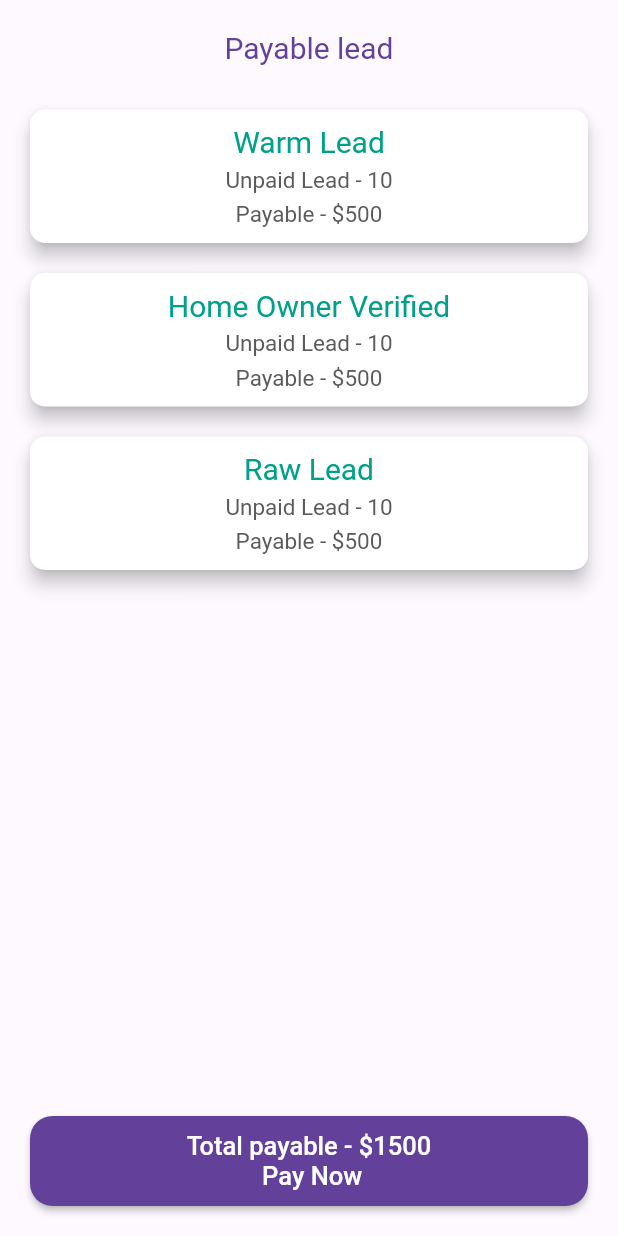
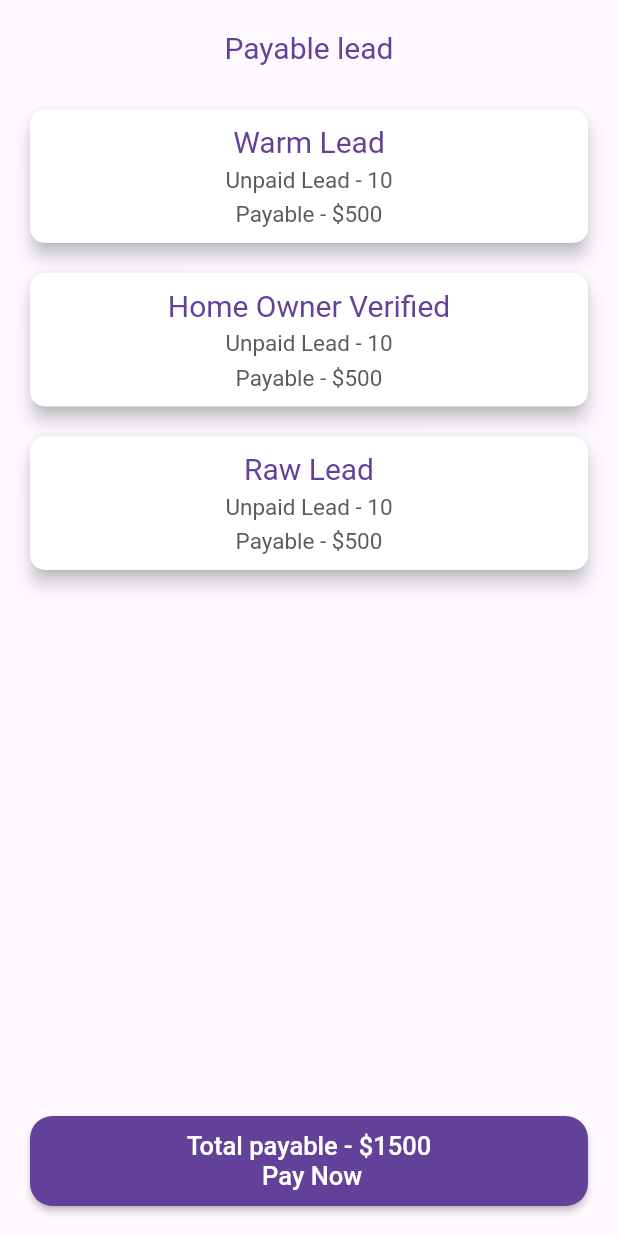
Before and after one commit to tryus-dev-6/skipNcall-v2, a Flutter app: the PayableLead screen opened directly, on a phone screen of 412 x 824 dp. Run offline on Flutter 3.47's test engine with Material 2 defaults, Android fonts, the light colour scheme and no system bars; our stand-ins replace flutter_svg, get, image_picker, loading_animation_widget, lottie, motion_toast and 3 more; missing offline and left inert: flutter_stripe, jovial_svg, swipe_refresh; accounts and stored records are empty.

Commit message:
1. Add Fund ui updated. 2. Color dart file added. 3. payable lead selected and unselected color added and finish the ui of payabel ui.

```diff
--- a/lib/Pages/PayableLead.dart
+++ b/lib/Pages/PayableLead.dart
@@ -1,6 +1,7 @@
 
 import 'package:flutter/material.dart';
 import 'package:flutter/services.dart';
+import 'package:skip_n_call/Util/ColorCodes.dart';
 import 'package:skip_n_call/Util/Tools.dart';
 
 
@@ -12,6 +13,22 @@ class PayableLead extends StatefulWidget {
 }
 
 class _PayableLeadState extends State<PayableLead> {
+
+  int warmLeadSelected = 0;
+  int hovLeadSelected = 0;
+  int rawLeadSelected = 0;
+
+  Color warmLeadColor = color0;
+  Color hovLeadColor = color0;
+  Color rawLeadColor = color0;
+
+  Color warmLeadTColor = color2;
+  Color hovLeadTColor = color2;
+  Color rawLeadTColor = color2;
+
+  Color warmLeadBgColor = Colors.white;
+  Color hovLeadBgColor = Colors.white;
+  Color rawLeadBgColor = Colors.white;
 
 
   @override
@@ -41,7 +58,12 @@ class _PayableLeadState extends State<PayableLead> {
                         child: Column(
                           crossAxisAlignment: CrossAxisAlignment.stretch,
                           children: [
-                            Card(
+                            GestureDetector(
+                              onTap: (){
+                                performSelection(1);
+                              },
+                              child: Card(
+                                color: warmLeadBgColor,
                                 shape: RoundedRectangleBorder(
                                   borderRadius: BorderRadius.circular(10.0),
                                 ),
@@ -51,34 +73,40 @@ class _PayableLeadState extends State<PayableLead> {
                                   margin: const EdgeInsets.all(10.0),
                                   child: Column(
                                     children: [
-                                    const Text(
+                                      Text(
                                         "Warm Lead",
                                         softWrap: true,
                                         overflow: TextOverflow.visible,
                                         style: TextStyle(
-                                          fontSize: 20, color: Color(0Xff00A18A)),
+                                            fontSize: 20, color: warmLeadColor),
                                       ),
                                       Container(
                                         margin: const EdgeInsets.only(top: 5),
-                                      child: const Text(
+                                        child: Text(
                                           "Unpaid Lead - 10",
                                           style: TextStyle(
-                                            fontSize: 15, color: Color(0Xff5A5A5A)),
+                                              fontSize: 15, color: warmLeadTColor),
                                         ),
                                       ),
                                       Container(
                                         margin: const EdgeInsets.only(top: 5),
-                                      child: const Text(
+                                        child: Text(
                                           "Payable - \$500",
                                           style: TextStyle(
-                                            fontSize: 15, color: Color(0Xff5A5A5A)),
+                                              fontSize: 15, color: warmLeadTColor),
                                         ),
                                       ),
                                     ],
                                   ),
                                 ),
                               ),
-                            Card(
+                            ),
+                            GestureDetector(
+                              onTap: (){
+                                performSelection(2);
+                              },
+                              child: Card(
+                                color: hovLeadBgColor,
                                 shape: RoundedRectangleBorder(
                                   borderRadius: BorderRadius.circular(10.0),
                                 ),
@@ -88,36 +116,42 @@ class _PayableLeadState extends State<PayableLead> {
                                   margin: const EdgeInsets.all(10.0),
                                   child: Column(
                                     children: [
-                                    const Text(
+                                      Text(
                                         "Home Owner Verified",
                                         softWrap: true,
                                         overflow: TextOverflow.visible,
                                         style: TextStyle(
-                                          fontSize: 20, color: Color(0Xff00A18A)),
+                                            fontSize: 20, color: hovLeadColor),
                                       ),
                                       Container(
                                         margin: const EdgeInsets.only(top: 5),
-                                      child: const Text(
+                                        child: Text(
                                           "Unpaid Lead - 10",
                                           style: TextStyle(
-                                            fontSize: 15, color: Color(0Xff5A5A5A)),
+                                              fontSize: 15, color: hovLeadTColor),
                                         ),
                                       ),
                                       Container(
                                         margin: const EdgeInsets.only(top: 5),
-                                      child: const Text(
+                                        child: Text(
                                           "Payable - \$500",
                                           style: TextStyle(
-                                            fontSize: 15, color: Color(0Xff5A5A5A)),
+                                              fontSize: 15, color: hovLeadTColor),
                                         ),
                                       ),
                                     ],
                                   ),
                                 ),
                               ),
-                            Padding(
+                            ),
+                            GestureDetector(
+                              onTap: (){
+                                performSelection(3);
+                              },
+                              child: Padding(
                                 padding: const EdgeInsets.only(bottom: 50),
                                 child: Card(
+                                  color: rawLeadBgColor,
                                   shape: RoundedRectangleBorder(
                                     borderRadius: BorderRadius.circular(10.0),
                                   ),
@@ -127,30 +161,31 @@ class _PayableLeadState extends State<PayableLead> {
                                     margin: const EdgeInsets.all(10.0),
                                     child: Column(
                                       children: [
-                                      const Text(
+                                        Text(
                                           "Raw Lead",
                                           softWrap: true,
                                           overflow: TextOverflow.visible,
                                           style: TextStyle(
-                                            fontSize: 20, color: Color(0Xff00A18A)),
+                                              fontSize: 20, color: rawLeadColor),
                                         ),
                                         Container(
                                           margin: const EdgeInsets.only(top: 5),
-                                        child: const Text(
+                                          child: Text(
                                             "Unpaid Lead - 10",
                                             style: TextStyle(
-                                              fontSize: 15, color: Color(0Xff5A5A5A)),
+                                                fontSize: 15, color: rawLeadTColor),
                                           ),
                                         ),
                                         Container(
                                           margin: const EdgeInsets.only(top: 5),
-                                        child: const Text(
+                                          child: Text(
                                             "Payable - \$500",
                                             style: TextStyle(
-                                              fontSize: 15, color: Color(0Xff5A5A5A)),
+                                                fontSize: 15, color: rawLeadTColor),
                                           ),
                                         ),
                                       ],
+                                    ),
                                   ),
                                 ),
                               ),
@@ -200,4 +235,94 @@ class _PayableLeadState extends State<PayableLead> {
       ),
     );
   }
+
+  void performSelection(int i) {
+
+    if (i == 1){
+      if(warmLeadSelected == 1){
+
+        setState(() {
+
+          warmLeadColor = color0;
+          warmLeadTColor = color2;
+          warmLeadBgColor = Colors.white;
+
+        });
+
+        warmLeadSelected = 0;
+
       }
+      else{
+
+        setState(() {
+
+          warmLeadColor = Colors.white;
+          warmLeadTColor = Colors.white;
+          warmLeadBgColor = color1;
+
+        });
+
+        warmLeadSelected = 1;
+
+      }
+    }
+    if(i == 2){
+      if(hovLeadSelected == 1){
+
+        setState(() {
+
+          hovLeadColor = color0;
+          hovLeadTColor = color2;
+          hovLeadBgColor = Colors.white;
+
+        });
+
+        hovLeadSelected = 0;
+
+      }
+      else{
+
+        setState(() {
+
+          hovLeadColor = Colors.white;
+          hovLeadTColor = Colors.white;
+          hovLeadBgColor = color1;
+
+        });
+
+        hovLeadSelected = 1;
+
+      }
+    }
+    if(i == 3){
+
+      if(rawLeadSelected == 1){
+
+        setState(() {
+
+          rawLeadColor = color0;
+          rawLeadTColor = color2;
+          rawLeadBgColor = Colors.white;
+
+        });
+
+        rawLeadSelected = 0;
+
+      }
+      else{
+
+        setState(() {
+
+          rawLeadColor = Colors.white;
+          rawLeadTColor = Colors.white;
+          rawLeadBgColor = color1;
+
+        });
+
+        rawLeadSelected = 1;
+
+      }
+
+    }
+  }
+}
--- /dev/null
+++ b/lib/Util/ColorCodes.dart
@@ -0,0 +1,6 @@
+
+import 'package:flutter/material.dart';
+
+const Color color0 = Color(0Xff634099);
+const Color color1 = Color(0Xff00A18A);
+const Color color2 = Color(0Xff5A5A5A);
```
Lines whose indentation alone changed are shown as unchanged.
